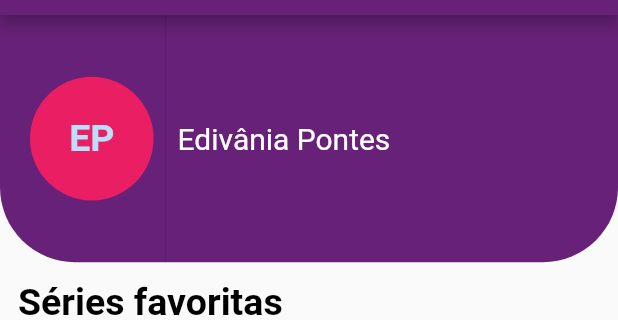
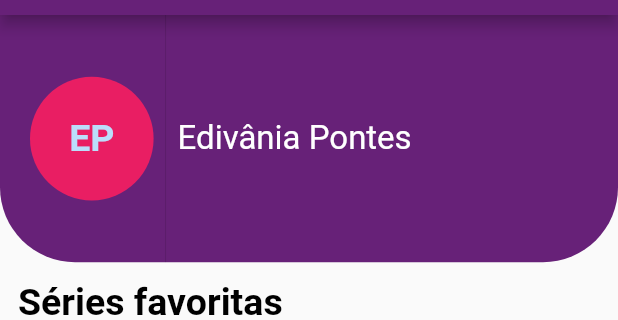
Before and after one commit to edivaniap/curso-flutter, a Flutter app: the screen it shows after launch, on a phone screen of 412 x 824 dp, the part 60-380 px from its top. Run offline on Flutter 3.47's test engine with Material 2 defaults, Android fonts, the phone set to English and light mode, and no system bars; drawn by our look-alikes of curved_navigation_bar.

Commit message:
projeto #4 final - aba explorar

```diff
--- a/ilovetv_flutter/lib/src/app.dart
+++ b/ilovetv_flutter/lib/src/app.dart
@@ -2,6 +2,7 @@ import 'package:flutter/material.dart';
 import 'constants.dart';
 import 'package:curved_navigation_bar/curved_navigation_bar.dart';
 import 'home.dart';
+import 'explore.dart';
 
 
 
@@ -14,10 +15,20 @@ class ILoveTVApp extends StatefulWidget {
 
 class _ILoveTVAppState extends State<ILoveTVApp> {
    int _currentIndex = 2;
+
+   final tabs_names = [
+     //pages here
+     'Listas',
+     'Explorar',
+     'Perfil',
+     'Próximos Episódios',
+     'Amigos',
+   ];
+
    final tabs = [
      //pages here
      Center(child: Text('Listas - Em construção...')),
-     Center(child: Text('Explorar - Em construção...')),
+     Explore(),
      Home(),
      Center(child: Text('Próximos eps - Em construção...')),
      Center(child: Text('Amigos - Em construção...')),
@@ -30,7 +41,7 @@ class _ILoveTVAppState extends State<ILoveTVApp> {
     return new Scaffold(
       appBar: AppBar(
         title: Text(
-          'Perfil',
+          tabs_names[_currentIndex],
           style: TextStyle(color: COLOR_TEXT_LIGTH),
         ),
         toolbarHeight: 50.0,
--- a/ilovetv_flutter/lib/src/home.dart
+++ b/ilovetv_flutter/lib/src/home.dart
@@ -1,6 +1,6 @@
 import 'package:flutter/material.dart';
 import 'constants.dart';
-import 'package:curved_navigation_bar/curved_navigation_bar.dart';
+import 'shared.dart';
 
 class Home extends StatefulWidget {
   const Home({Key? key}) : super(key: key);
@@ -40,18 +40,13 @@ class _HomeState extends State<Home> {
                     VerticalDivider(),
                     Text(
                       'Edivânia Pontes',
-                      style: TextStyle(fontSize: 20, color: COLOR_TEXT_LIGTH),
+                      style: TextStyle(fontSize: 22, color: COLOR_TEXT_LIGTH),
                     ),
                   ],),
               ),
             ],
           ),
-          Padding(
-            padding: EdgeInsets.only(left:12.0, top: 12.0),
-            child: Text(
-              'Séries favoritas',
-              style: TextStyle(color: Colors.black, fontSize: 25.0, fontWeight: FontWeight.bold),),
-            ),
+          Topic('Séries favoritas'),
           Container(
             width: double.infinity,
             height: 200.0,
@@ -63,12 +58,7 @@ class _HomeState extends State<Home> {
               ],
             ),
           ),
-          Padding(
-            padding: EdgeInsets.only(left:12.0, top: 12.0),
-            child: Text(
-              'Últimas assistidas',
-              style: TextStyle(color: Colors.black, fontSize: 25.0, fontWeight: FontWeight.bold),),
-            ),
+          Topic('Últimas assistidas'),
           Container(
             width: double.infinity,
             height: 200.0,
@@ -79,16 +69,12 @@ class _HomeState extends State<Home> {
                 TVShowCard("O Gambito da Rainha", "87%", "./assets/images/tv/gambito.jpg"),
                 TVShowCard("Breaking Bad", "87%", "./assets/images/tv/bbad.jpg"),
                 TVShowCard("Avatar: A Lenda de Aang", "86%", "./assets/images/tv/avatar.jpg"),
-                TVShowCard("Legados", "86%", "./assets/images/tv/legacies.jpg")
+                TVShowCard("Legados", "86%", "./assets/images/tv/legacies.jpg"),
+                TVShowCard("", "%", "./assets/images/tv/show.png")
               ],
             ),
           ),
-          Padding(
-            padding: EdgeInsets.only(left:12.0, top: 12.0),
-            child: Text(
-              'Listas personalizadas',
-              style: TextStyle(color: Colors.black, fontSize: 25.0, fontWeight: FontWeight.bold),),
-            ),
+          Topic('Listas personalizadas'),
           Container(
             width: double.infinity,
             height: 200.0,
@@ -103,42 +89,3 @@ class _HomeState extends State<Home> {
       );
   }
 }
-
-//modularizar isto
-Widget TVShowBlock(String title) {
-  return Container();
-}
-
-Widget TVShowCard(String title, String rate, String image) {
-  return Padding(
-    padding: EdgeInsets.only(left: 5.0, top: 12.0),
-    child: InkWell(
-    // When the user taps the button, show a snackbar.
-      onTap: () {
-        //do something
-      },
-      child: Column(children: <Widget>[
-        Card(
-          elevation: 0.0,
-          child: ClipRRect(
-              borderRadius: new BorderRadius.circular(10.0),
-              child: Image(
-                fit: BoxFit.fill,
-                image: AssetImage(image),
-                width: 110.0,
-                height: 165.0,
-              ),
-            ),
-        ),
-        /* SizedBox(height: 5.0),
-        Text(
-          title,
-          style: TextStyle(color: Colors.black, fontSize: 18.0, fontWeight: FontWeight.bold),
-        ),
-        Text(
-          rate,
-          style: TextStyle(color: Colors.black, fontSize: 15.0,),
-        ) */
-      ],)
-  ));
-}
--- /dev/null
+++ b/ilovetv_flutter/lib/src/shared.dart
@@ -0,0 +1,44 @@
+import 'package:flutter/material.dart';
+
+Widget Topic(String title) {
+  return Padding(
+      padding: EdgeInsets.only(left:12.0, top: 12.0),
+      child: Text(
+        title,
+        style: TextStyle(color: Colors.black, fontSize: 25.0, fontWeight: FontWeight.bold),),
+    );
+}
+
+Widget TVShowCard(String title, String rate, String image) {
+  return Padding(
+    padding: EdgeInsets.only(left: 5.0, top: 12.0),
+    child: InkWell(
+    // When the user taps the button, show a snackbar.
+      onTap: () {
+        //do something
+      },
+      child: Column(children: <Widget>[
+        Card(
+          elevation: 0.0,
+          child: ClipRRect(
+              borderRadius: new BorderRadius.circular(10.0),
+              child: Image(
+                fit: BoxFit.fill,
+                image: AssetImage(image),
+                width: 110.0,
+                height: 165.0,
+              ),
+            ),
+        ),
+        /* SizedBox(height: 5.0),
+        Text(
+          title,
+          style: TextStyle(color: Colors.black, fontSize: 18.0, fontWeight: FontWeight.bold),
+        ),
+        Text(
+          rate,
+          style: TextStyle(color: Colors.black, fontSize: 15.0,),
+        ) */
+      ],)
+  ));
+}
```
Also changed, not shown: ilovetv_flutter/lib/src/explore.dart (added, +102 -0 lines), ilovetv_flutter/assets/images/tv/show.png (added), 1 other file.
